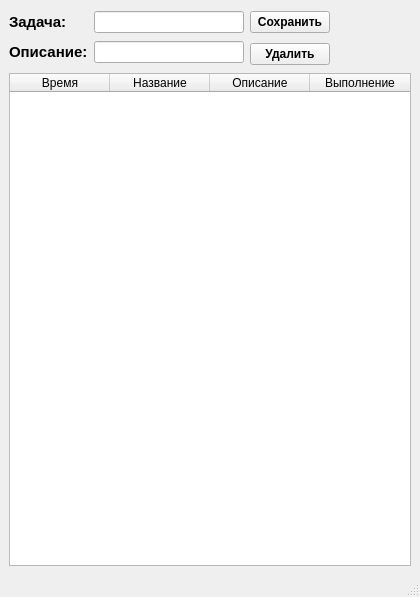
Jomart02/ToDo, file mainwindow.ui: the form before one commit.
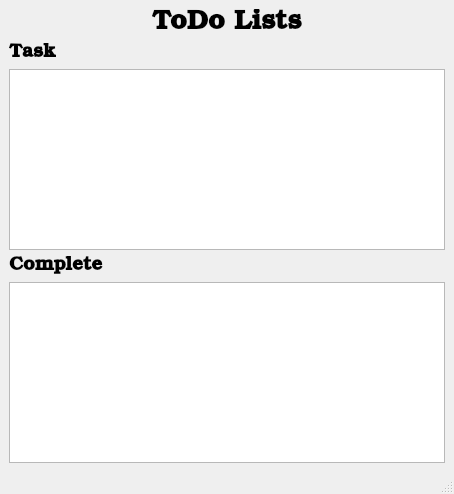
The form after the commit.

Commit message: reverse todo

```diff
--- a/mainwindow.ui
+++ b/mainwindow.ui
@@ -6,153 +6,105 @@
    <rect>
     <x>0</x>
     <y>0</y>
-    <width>420</width>
-    <height>597</height>
+    <width>454</width>
+    <height>494</height>
    </rect>
   </property>
+  <property name="minimumSize">
+   <size>
+    <width>0</width>
+    <height>0</height>
+   </size>
+  </property>
   <property name="windowTitle">
    <string>MainWindow</string>
   </property>
   <widget class="QWidget" name="centralwidget">
    <layout class="QGridLayout" name="gridLayout">
-    <item row="0" column="0" rowspan="2">
-     <layout class="QVBoxLayout" name="verticalLayout">
+    <item row="0" column="0">
+     <layout class="QHBoxLayout" name="horizontalLayout">
       <item>
-       <layout class="QHBoxLayout" name="horizontalLayout">
-        <item>
-         <widget class="QLabel" name="label">
-          <property name="font">
-           <font>
-            <family>Segoe UI Symbol</family>
-            <pointsize>11</pointsize>
-            <bold>true</bold>
-           </font>
-          </property>
-          <property name="text">
-           <string>Задача:</string>
-          </property>
-         </widget>
-        </item>
-        <item>
-         <widget class="QLineEdit" name="task_line">
-          <property name="minimumSize">
-           <size>
-            <width>150</width>
-            <height>0</height>
-           </size>
-          </property>
-          <property name="maximumSize">
-           <size>
-            <width>150</width>
-            <height>16777215</height>
-           </size>
-          </property>
-         </widget>
-        </item>
-       </layout>
+       <spacer name="horizontalSpacer">
+        <property name="orientation">
+         <enum>Qt::Horizontal</enum>
+        </property>
+        <property name="sizeHint" stdset="0">
+         <size>
+          <width>40</width>
+          <height>20</height>
+         </size>
+        </property>
+       </spacer>
       </item>
       <item>
-       <layout class="QHBoxLayout" name="horizontalLayout_2">
-        <item>
-         <widget class="QLabel" name="info">
-          <property name="font">
-           <font>
-            <family>Segoe UI Symbol</family>
-            <pointsize>11</pointsize>
-            <bold>true</bold>
-           </font>
-          </property>
-          <property name="text">
-           <string>Описание:</string>
-          </property>
-         </widget>
-        </item>
-        <item>
-         <widget class="QLineEdit" name="info_line">
-          <property name="minimumSize">
-           <size>
-            <width>150</width>
-            <height>0</height>
-           </size>
-          </property>
-          <property name="maximumSize">
-           <size>
-            <width>150</width>
-            <height>16777215</height>
-           </size>
-          </property>
-         </widget>
-        </item>
-       </layout>
+       <widget class="QLabel" name="label">
+        <property name="font">
+         <font>
+          <family>URW Bookman</family>
+          <pointsize>20</pointsize>
+          <weight>75</weight>
+          <bold>true</bold>
+         </font>
+        </property>
+        <property name="text">
+         <string>ToDo Lists</string>
+        </property>
+       </widget>
+      </item>
+      <item>
+       <spacer name="horizontalSpacer_2">
+        <property name="orientation">
+         <enum>Qt::Horizontal</enum>
+        </property>
+        <property name="sizeHint" stdset="0">
+         <size>
+          <width>40</width>
+          <height>20</height>
+         </size>
+        </property>
+       </spacer>
       </item>
      </layout>
     </item>
-    <item row="0" column="1">
-     <widget class="QPushButton" name="pushButton_save">
+    <item row="1" column="0">
+     <widget class="QLabel" name="label_2">
       <property name="font">
        <font>
+        <family>URW Bookman</family>
+        <pointsize>14</pointsize>
+        <weight>75</weight>
         <bold>true</bold>
        </font>
       </property>
       <property name="text">
-       <string>Сохранить</string>
+       <string>Task</string>
       </property>
      </widget>
     </item>
-    <item row="0" column="2" rowspan="2">
-     <spacer name="horizontalSpacer">
-      <property name="orientation">
-       <enum>Qt::Horizontal</enum>
+    <item row="2" column="0">
+     <widget class="QListView" name="listView_new">
+      <property name="dragEnabled">
+       <bool>true</bool>
       </property>
-      <property name="sizeHint" stdset="0">
-       <size>
-        <width>69</width>
-        <height>58</height>
-       </size>
-      </property>
-     </spacer>
+     </widget>
     </item>
-    <item row="1" column="1">
-     <widget class="QPushButton" name="pushButton_delete">
+    <item row="3" column="0">
+     <widget class="QLabel" name="label_3">
       <property name="font">
        <font>
+        <family>URW Bookman</family>
+        <pointsize>14</pointsize>
+        <weight>75</weight>
         <bold>true</bold>
        </font>
       </property>
       <property name="text">
-       <string>Удалить</string>
+       <string>Complete</string>
       </property>
      </widget>
     </item>
-    <item row="2" column="0" colspan="3">
-     <widget class="QTableWidget" name="tableWidget_TODO">
-      <property name="maximumSize">
-       <size>
-        <width>16777215</width>
-        <height>16777215</height>
-       </size>
-      </property>
-      <column>
-       <property name="text">
-        <string>Время</string>
-       </property>
-      </column>
-      <column>
-       <property name="text">
-        <string>Название</string>
-       </property>
-      </column>
-      <column>
-       <property name="text">
-        <string>Описание</string>
-       </property>
-      </column>
-      <column>
-       <property name="text">
-        <string>Выполнение</string>
-       </property>
-      </column>
-     </widget>
+    <item row="4" column="0">
+     <widget class="QListView" name="listView_complete"/>
     </item>
    </layout>
   </widget>
```
Left out of the diff: 4 changed lines with no effect on the pictures. The commit also changes 6 other files.
